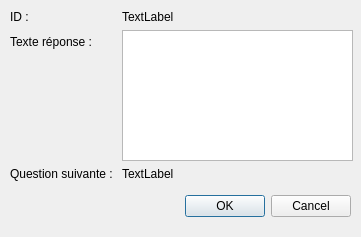
First picture: the form in app_pc/ProjetCo_AppPC/modifreponsewindow.ui, repository AnceretMatthieu/bebete, before the edit.
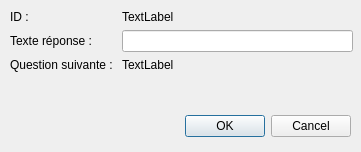
Second picture: the form after the edit.

```diff
--- a/app_pc/ProjetCo_AppPC/modifreponsewindow.ui
+++ b/app_pc/ProjetCo_AppPC/modifreponsewindow.ui
@@ -7,7 +7,7 @@
     <x>0</x>
     <y>0</y>
     <width>361</width>
-    <height>237</height>
+    <height>152</height>
    </rect>
   </property>
   <property name="windowTitle">
@@ -17,7 +17,7 @@
    <property name="geometry">
     <rect>
      <x>10</x>
-     <y>190</y>
+     <y>110</y>
      <width>341</width>
      <height>32</height>
     </rect>
@@ -35,7 +35,7 @@
      <x>10</x>
      <y>10</y>
      <width>343</width>
-     <height>171</height>
+     <height>91</height>
     </rect>
    </property>
    <layout class="QFormLayout" name="formLayout">
@@ -60,9 +60,6 @@
       </property>
      </widget>
     </item>
-    <item row="2" column="1">
-     <widget class="QTextEdit" name="textEdit"/>
-    </item>
     <item row="3" column="0">
      <widget class="QLabel" name="label_3">
       <property name="text">
@@ -77,6 +74,9 @@
       </property>
      </widget>
     </item>
+    <item row="2" column="1">
+     <widget class="QLineEdit" name="lineEdit"/>
+    </item>
    </layout>
   </widget>
  </widget>
```
Left out of the diff: 2 changed lines with no effect on the pictures.
